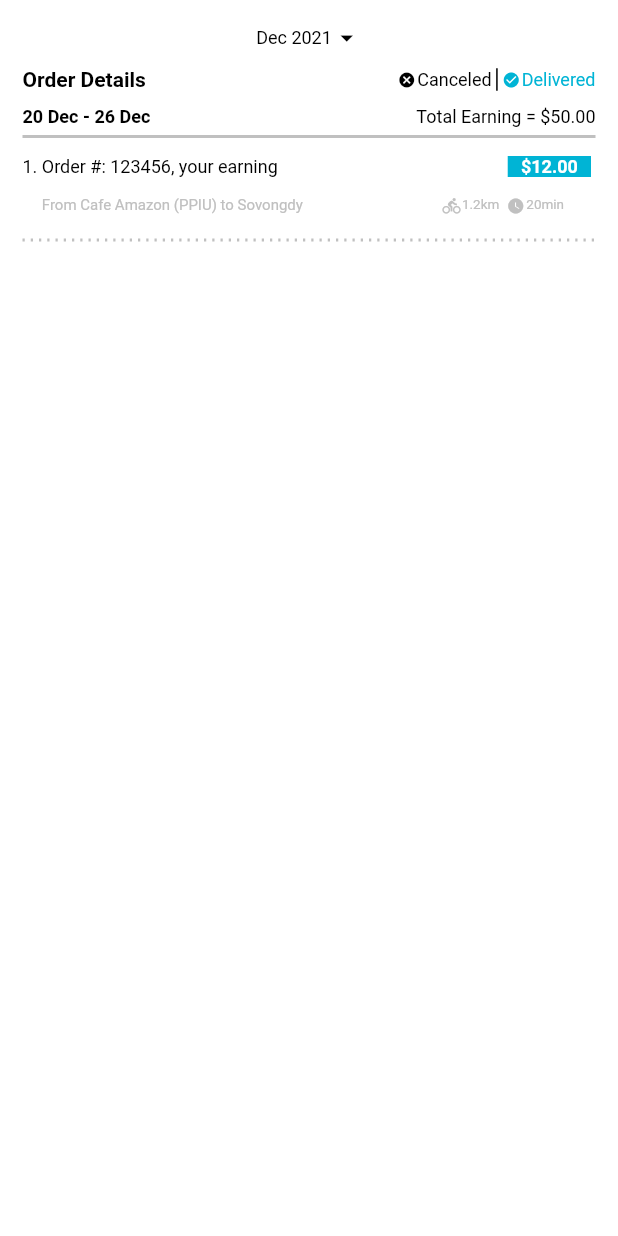
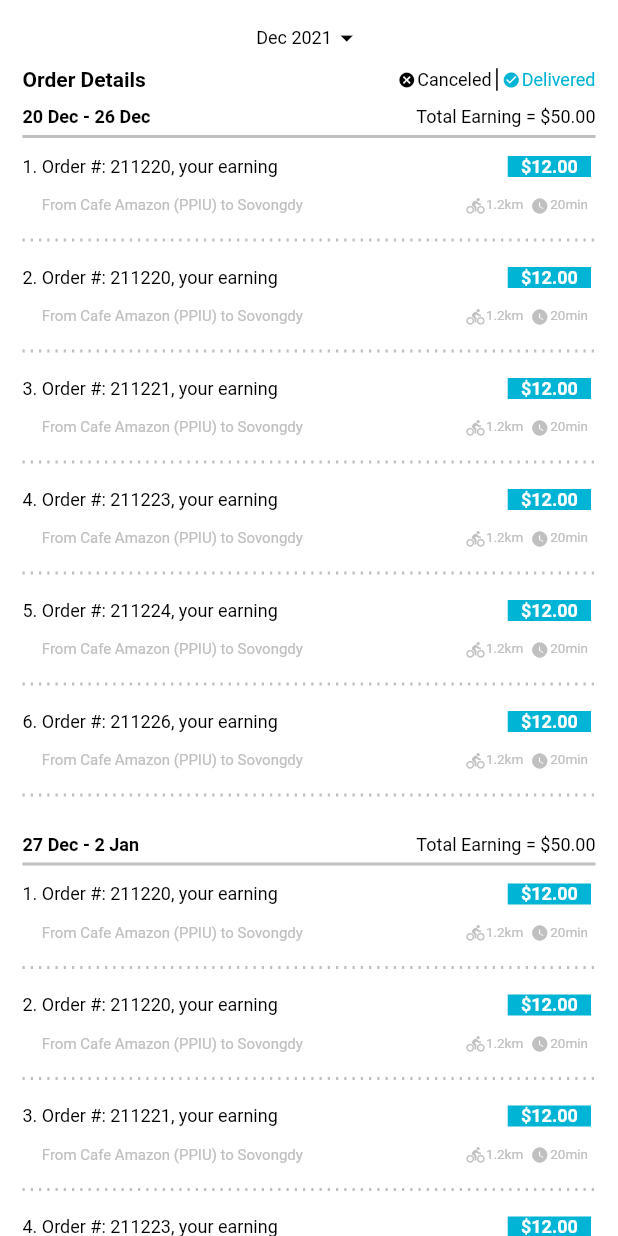
Before and after one commit to OeungChheanghok123/LoyEat, a Flutter app: the ReportPage screen opened directly, on a phone screen of 412 x 824 dp. Run offline on Flutter 3.47's test engine with Material 2 defaults, Android fonts, the phone set to English and light mode, and no system bars; drawn by our look-alikes of dotted_line; our stand-ins replace flutter_svg, qr_flutter; project files that could hold a hidden picture were left out.

Commit message:
updated on 22-Feb-22

```diff
--- a/lib/widgets/page_widget/report_page_widget.dart
+++ b/lib/widgets/page_widget/report_page_widget.dart
@@ -13,6 +13,13 @@ class ReportPageWidget extends StatefulWidget {
 }
 
 class _ReportPageWidgetState extends State<ReportPageWidget> {
+
+  List<String> orderWeek = ['20 Dec - 26 Dec', '27 Dec - 2 Jan', '3 Jan - 9 Jan'];
+  List<String> orderNo = ['211220', '211220', '211221', '211223', '211224', '211226'];
+
+  bool isDelivered = true;
+  bool isCanceled = false;
+
   @override
   Widget build(BuildContext context) {
     return SingleChildScrollView(
@@ -51,14 +58,30 @@ class _ReportPageWidgetState extends State<ReportPageWidget> {
           const TextWidget(isTitle: true, text: 'Order Details'),
           Row(
             children: [
-              _buildIconAndText(Icons.cancel, black, 'Canceled', 12),
+              InkWell(
+                onTap: (){
+                  setState(() {
+                    isCanceled = true;
+                    isDelivered = false;
+                  });
+                },
+                child: _buildIconAndText(Icons.cancel, isCanceled ? carrot : black, 'Canceled', 12),
+              ),
               Container(
                 margin: const EdgeInsets.symmetric(horizontal: 3),
                 width: 1,
                 height: 15,
                 color: black,
               ),
-              _buildIconAndText(Icons.check_circle, rabbit, 'Delivered', 12),
+              InkWell(
+                onTap: (){
+                  setState(() {
+                    isDelivered = true;
+                    isCanceled = false;
+                  });
+                },
+                child: _buildIconAndText(Icons.check_circle, isDelivered ? rabbit : black, 'Delivered', 12),
+              ),
             ],
           ),
         ],
@@ -66,13 +89,19 @@ class _ReportPageWidgetState extends State<ReportPageWidget> {
     );
   }
   Widget get _buildReportBody{
+    return ListView.builder(
+      scrollDirection: Axis.vertical,
+      shrinkWrap: true,
+      physics: const NeverScrollableScrollPhysics(),
+      itemCount: orderWeek.length,
+      itemBuilder: (BuildContext context, int index){
         return Column(
           children: [
             Row(
               mainAxisAlignment: MainAxisAlignment.spaceBetween,
-          children: const [
-            TextWidget(text: '20 Dec - 26 Dec', fontWeight: FontWeight.bold),
-            TextWidget(text: 'Total Earning = \$50.00'),
+              children: [
+                TextWidget(text: orderWeek[index], fontWeight: FontWeight.bold, color: isCanceled ? carrot : isDelivered ? black : rabbit),
+                const TextWidget(text: 'Total Earning = \$50.00'),
               ],
             ),
             Container(
@@ -81,26 +110,40 @@ class _ReportPageWidgetState extends State<ReportPageWidget> {
               height: 2,
               color: silver,
             ),
-        Column(
+            const Space(),
+            _buildItemOrder,
+            const Space(height: 10),
+          ],
+        );
+      },
+    );
+  }
+  Widget get _buildItemOrder{
+    return ListView.builder(
+      shrinkWrap: true,
+      scrollDirection: Axis.vertical,
+      physics: const NeverScrollableScrollPhysics(),
+      itemCount: orderNo.length,
+      itemBuilder: (BuildContext context, int index){
+        return Column(
           children: [
-            const Space(),
             Row(
               children: [
-                const Expanded(
+                Expanded(
                   flex: 0,
-                  child: TextWidget(text: '1. '),
+                  child: TextWidget(text: '${index+1}. '),
                 ),
-                const Expanded(
+                Expanded(
                   flex: 5,
                   child: TextWidget(
-                    text: 'Order #: 123456, your earning',
+                    text: 'Order #: ${orderNo[index]}, your earning',
                   ),
                 ),
                 Expanded(
                   child: Container(
                     alignment: Alignment.center,
                     margin: const EdgeInsets.symmetric(vertical: 2, horizontal: 3),
-                    color: rabbit,
+                    color: isDelivered ? rabbit : carrot,
                     child: const TextWidget(text: '\$12.00', fontWeight: FontWeight.bold, color: white,),
                   ),
                 ),
@@ -109,9 +152,9 @@ class _ReportPageWidgetState extends State<ReportPageWidget> {
             const Space(height: 10),
             Row(
               children: [
-                const Expanded(
+                Expanded(
                   flex: 0,
-                  child: TextWidget(text: '1. ', color: none),
+                  child: TextWidget(text: '${index+1}. ', color: none),
                 ),
                 const Expanded(
                   flex: 2,
@@ -121,11 +164,12 @@ class _ReportPageWidgetState extends State<ReportPageWidget> {
                 ),
                 Expanded(
                     child: Row(
-                    mainAxisAlignment: MainAxisAlignment.center,
+                      mainAxisAlignment: MainAxisAlignment.end,
                       children: [
                         _buildIconAndText(Icons.directions_bike_outlined, silver, '1.2km', 9),
                         const Space(),
                         _buildIconAndText(Icons.watch_later, silver, '20min', 9),
+                        const Space(),
                       ],
                     )
                 ),
@@ -140,8 +184,8 @@ class _ReportPageWidgetState extends State<ReportPageWidget> {
               ),
             ),
           ],
-        ),
-      ],
+        );
+      },
     );
   }
   Widget _buildIconAndText(IconData iconData, Color color, String text, double textSize){
```
Lines whose indentation alone changed are shown as unchanged.
